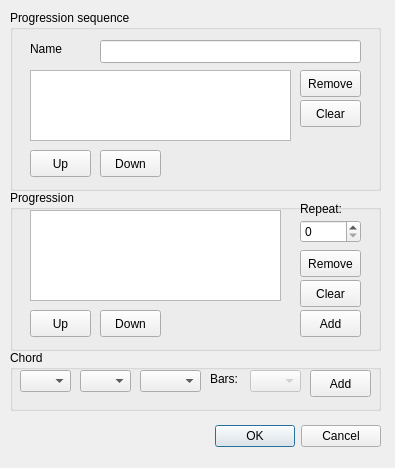
Before: the Qt Designer form improviser/qtGUI/progression.ui in bspaans/improviser, drawn with Qt 5.
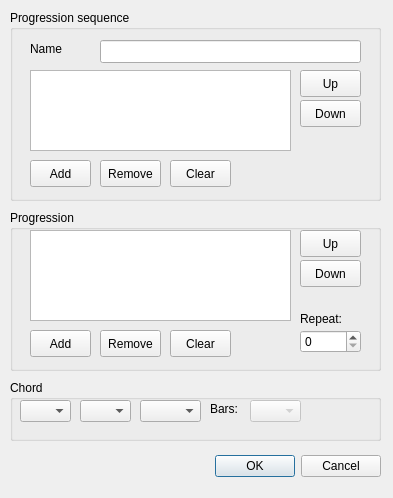
After: the same form once the commit is applied.

Commit message: Integrated the new progression browser.

The edit to the form file:
```diff
--- a/improviser/qtGUI/progression.ui
+++ b/improviser/qtGUI/progression.ui
@@ -5,8 +5,8 @@
    <rect>
     <x>0</x>
     <y>0</y>
-    <width>395</width>
-    <height>468</height>
+    <width>393</width>
+    <height>498</height>
    </rect>
   </property>
   <property name="windowTitle" >
@@ -19,7 +19,7 @@
    <property name="geometry" >
     <rect>
      <x>120</x>
-     <y>420</y>
+     <y>450</y>
      <width>261</width>
      <height>32</height>
     </rect>
@@ -35,14 +35,23 @@
    <property name="geometry" >
     <rect>
      <x>10</x>
-     <y>350</y>
+     <y>380</y>
      <width>371</width>
      <height>61</height>
     </rect>
    </property>
+   <property name="sizePolicy" >
+    <sizepolicy vsizetype="Preferred" hsizetype="Preferred" >
+     <horstretch>0</horstretch>
+     <verstretch>0</verstretch>
+    </sizepolicy>
+   </property>
    <property name="title" >
     <string>Chord</string>
    </property>
+   <property name="flat" >
+    <bool>false</bool>
+   </property>
    <widget class="QComboBox" name="bars" >
     <property name="enabled" >
      <bool>false</bool>
@@ -114,28 +123,12 @@
      <string>Accidentals</string>
     </property>
    </widget>
-   <widget class="QPushButton" name="addchord" >
-    <property name="geometry" >
-     <rect>
-      <x>300</x>
-      <y>20</y>
-      <width>61</width>
-      <height>27</height>
-     </rect>
-    </property>
-    <property name="toolTip" >
-     <string>Add chord to progression</string>
-    </property>
-    <property name="text" >
-     <string>Add</string>
-    </property>
-   </widget>
   </widget>
   <widget class="QGroupBox" name="groupBox_2" >
    <property name="geometry" >
     <rect>
      <x>10</x>
-     <y>190</y>
+     <y>210</y>
      <width>371</width>
      <height>161</height>
     </rect>
@@ -147,7 +140,7 @@
     <property name="geometry" >
      <rect>
       <x>290</x>
-      <y>30</y>
+      <y>120</y>
       <width>61</width>
       <height>23</height>
      </rect>
@@ -157,7 +150,7 @@
     <property name="geometry" >
      <rect>
       <x>290</x>
-      <y>10</y>
+      <y>100</y>
       <width>56</width>
       <height>17</height>
      </rect>
@@ -171,7 +164,7 @@
      <rect>
       <x>20</x>
       <y>20</y>
-      <width>251</width>
+      <width>261</width>
       <height>91</height>
      </rect>
     </property>
@@ -182,8 +175,8 @@
    <widget class="QPushButton" name="upprogression" >
     <property name="geometry" >
      <rect>
-      <x>20</x>
-      <y>120</y>
+      <x>290</x>
+      <y>20</y>
       <width>61</width>
       <height>27</height>
      </rect>
@@ -195,8 +188,8 @@
    <widget class="QPushButton" name="downprogression" >
     <property name="geometry" >
      <rect>
-      <x>90</x>
-      <y>120</y>
+      <x>290</x>
+      <y>50</y>
       <width>61</width>
       <height>27</height>
      </rect>
@@ -208,8 +201,8 @@
    <widget class="QPushButton" name="removeprogression" >
     <property name="geometry" >
      <rect>
-      <x>290</x>
-      <y>60</y>
+      <x>90</x>
+      <y>120</y>
       <width>61</width>
       <height>27</height>
      </rect>
@@ -221,8 +214,8 @@
    <widget class="QPushButton" name="clearprogression" >
     <property name="geometry" >
      <rect>
-      <x>290</x>
-      <y>90</y>
+      <x>160</x>
+      <y>120</y>
       <width>61</width>
       <height>27</height>
      </rect>
@@ -231,10 +224,10 @@
      <string>Clear</string>
     </property>
    </widget>
-   <widget class="QPushButton" name="addprogression" >
+   <widget class="QPushButton" name="addchord" >
     <property name="geometry" >
      <rect>
-      <x>290</x>
+      <x>20</x>
       <y>120</y>
       <width>61</width>
       <height>27</height>
@@ -254,7 +247,7 @@
      <x>10</x>
      <y>10</y>
      <width>371</width>
-     <height>181</height>
+     <height>191</height>
     </rect>
    </property>
    <property name="title" >
@@ -266,7 +259,7 @@
       <x>20</x>
       <y>60</y>
       <width>261</width>
-      <height>71</height>
+      <height>81</height>
      </rect>
     </property>
     <property name="toolTip" >
@@ -305,8 +298,8 @@
    <widget class="QPushButton" name="clearsequence" >
     <property name="geometry" >
      <rect>
-      <x>290</x>
-      <y>90</y>
+      <x>160</x>
+      <y>150</y>
       <width>61</width>
       <height>27</height>
      </rect>
@@ -318,8 +311,8 @@
    <widget class="QPushButton" name="removesequence" >
     <property name="geometry" >
      <rect>
-      <x>290</x>
-      <y>60</y>
+      <x>90</x>
+      <y>150</y>
       <width>61</width>
       <height>27</height>
      </rect>
@@ -331,8 +324,8 @@
    <widget class="QPushButton" name="upsequence" >
     <property name="geometry" >
      <rect>
-      <x>20</x>
-      <y>140</y>
+      <x>290</x>
+      <y>60</y>
       <width>61</width>
       <height>27</height>
      </rect>
@@ -344,8 +337,8 @@
    <widget class="QPushButton" name="downsequence" >
     <property name="geometry" >
      <rect>
-      <x>90</x>
-      <y>140</y>
+      <x>290</x>
+      <y>90</y>
       <width>61</width>
       <height>27</height>
      </rect>
@@ -354,6 +347,22 @@
      <string>Down</string>
     </property>
    </widget>
+   <widget class="QPushButton" name="addprogression" >
+    <property name="geometry" >
+     <rect>
+      <x>20</x>
+      <y>150</y>
+      <width>61</width>
+      <height>27</height>
+     </rect>
+    </property>
+    <property name="toolTip" >
+     <string>Add progression to sequence</string>
+    </property>
+    <property name="text" >
+     <string>Add</string>
+    </property>
+   </widget>
   </widget>
  </widget>
  <tabstops>
```
Left out of the diff: 2 changed lines with no effect on the pictures. The commit also changes 10 other files.
